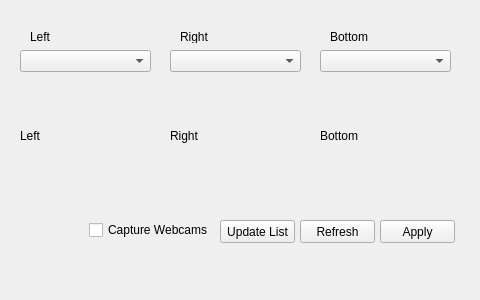
Old version of the form Hanse/Module_Webcams/form_webcams.ui in the repository iti-luebeck/HANSE2011.
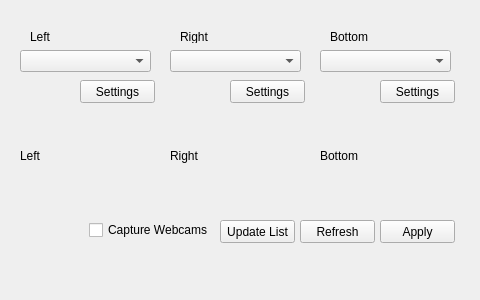
New version of the form.

The edit to the form file:
```diff
--- a/Hanse/Module_Webcams/form_webcams.ui
+++ b/Hanse/Module_Webcams/form_webcams.ui
@@ -99,7 +99,7 @@
    <property name="geometry">
     <rect>
      <x>20</x>
-     <y>90</y>
+     <y>110</y>
      <width>131</width>
      <height>91</height>
     </rect>
@@ -115,7 +115,7 @@
    <property name="geometry">
     <rect>
      <x>170</x>
-     <y>90</y>
+     <y>110</y>
      <width>131</width>
      <height>91</height>
     </rect>
@@ -131,7 +131,7 @@
    <property name="geometry">
     <rect>
      <x>320</x>
-     <y>90</y>
+     <y>110</y>
      <width>131</width>
      <height>91</height>
     </rect>
@@ -182,6 +182,45 @@
     <string>Capture Webcams</string>
    </property>
   </widget>
+  <widget class="QPushButton" name="leftSettingsButton">
+   <property name="geometry">
+    <rect>
+     <x>80</x>
+     <y>80</y>
+     <width>75</width>
+     <height>23</height>
+    </rect>
+   </property>
+   <property name="text">
+    <string>Settings</string>
+   </property>
+  </widget>
+  <widget class="QPushButton" name="bottomSettingsButton">
+   <property name="geometry">
+    <rect>
+     <x>380</x>
+     <y>80</y>
+     <width>75</width>
+     <height>23</height>
+    </rect>
+   </property>
+   <property name="text">
+    <string>Settings</string>
+   </property>
+  </widget>
+  <widget class="QPushButton" name="rightSettingsButton">
+   <property name="geometry">
+    <rect>
+     <x>230</x>
+     <y>80</y>
+     <width>75</width>
+     <height>23</height>
+    </rect>
+   </property>
+   <property name="text">
+    <string>Settings</string>
+   </property>
+  </widget>
  </widget>
  <resources/>
  <connections/>
```
